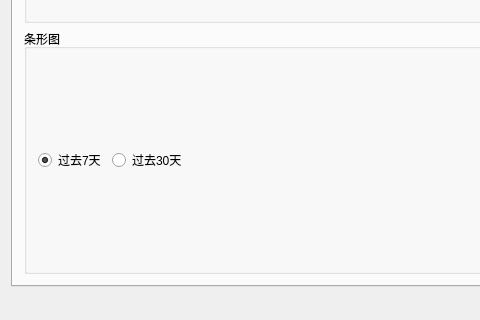
First picture: the form in code/SwimmingPerformance/mainwindow.ui, repository xinyuewodi/SwimmingPerformance, before the edit; both pictures show x 0 to 480 and y 294 to 614 of the 726 by 614 pixel window.
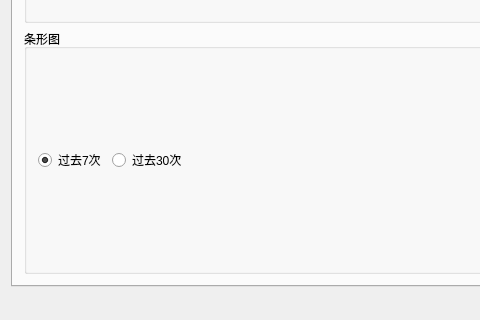
Second picture: the form after the edit. Icons and pictures are not drawn.

Diff of the .ui file:
```diff
--- a/code/SwimmingPerformance/mainwindow.ui
+++ b/code/SwimmingPerformance/mainwindow.ui
@@ -252,7 +252,7 @@
                <item>
                 <widget class="QRadioButton" name="radioButton_last7days">
                  <property name="text">
-                  <string>过去7天</string>
+                  <string>过去7次</string>
                  </property>
                  <property name="checked">
                   <bool>true</bool>
@@ -262,7 +262,7 @@
                <item>
                 <widget class="QRadioButton" name="radioButton_last30days">
                  <property name="text">
-                  <string>过去30天</string>
+                  <string>过去30次</string>
                  </property>
                 </widget>
                </item>
```
Left out of the diff: 10 changed lines with no effect on the pictures.
